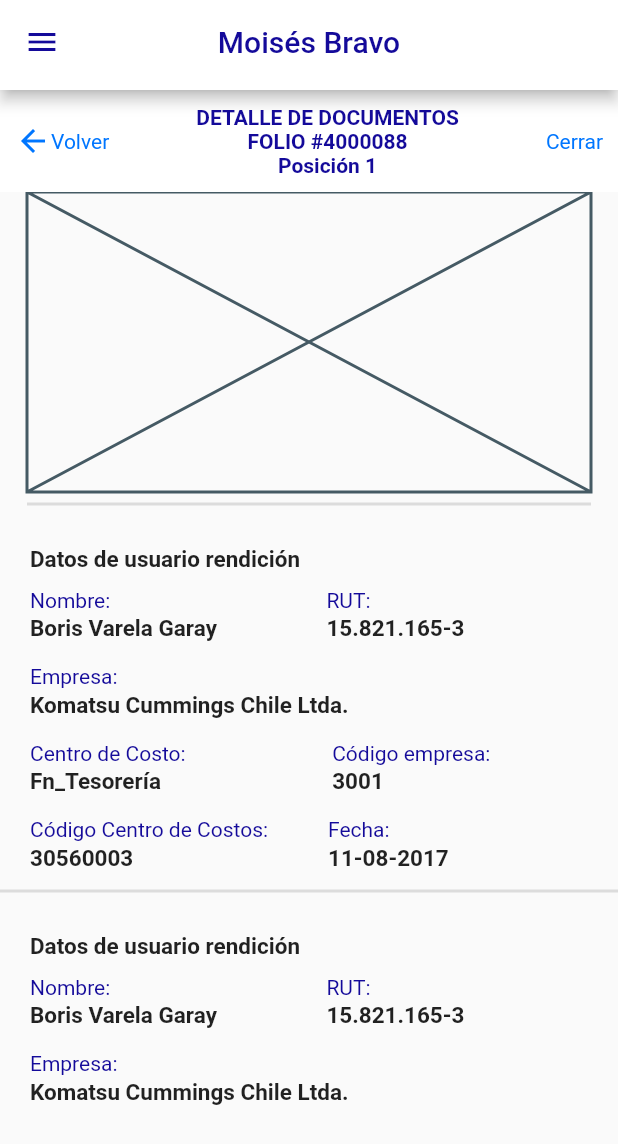
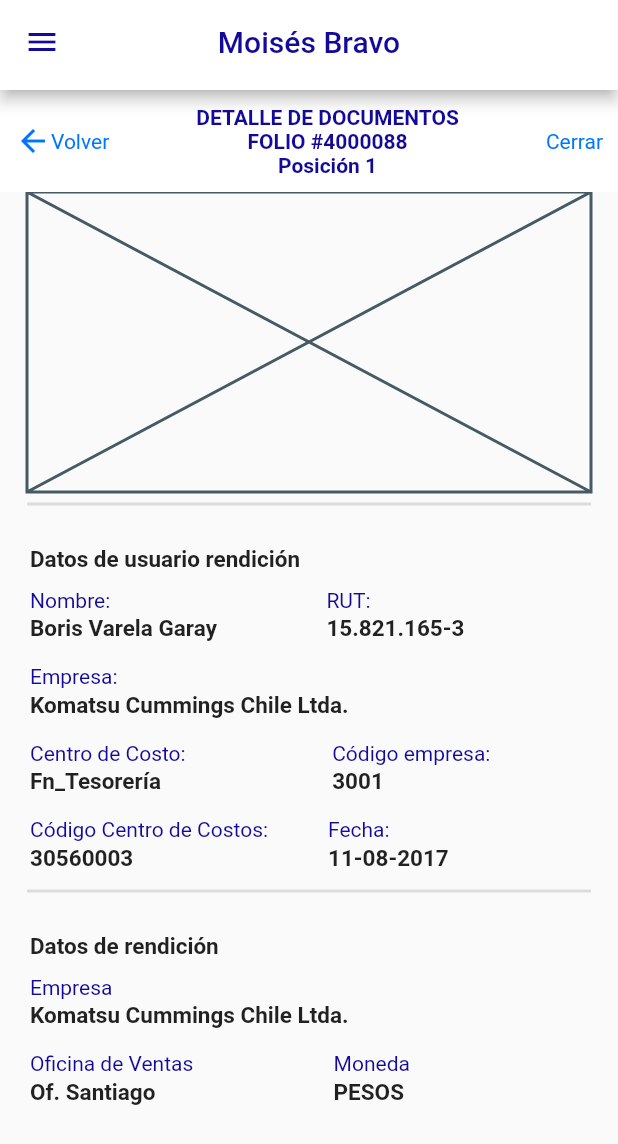
Before and after one commit to canissorion/komatsu, a Flutter app: the DetalleRendicionPage screen opened directly, on a phone screen of 412 x 824 dp. Shown: the top 1144 px of the screen. Run offline on Flutter 3.47's test engine with Material 2 defaults, Android fonts, the phone set to English and light mode, and no system bars; our stand-ins replace bloc, dartz, dio, equatable, flutter_bloc, flutter_dotenv and 2 more; missing offline and left inert: syncfusion_flutter_pdfviewer.

Commit message:
ADD: Document Flow

```diff
--- a/assets/json/detalle.json
+++ b/assets/json/detalle.json
@@ -18,11 +18,11 @@
     "iva" : "34.392",
     "rentención" : "0",
     "vales" : "0",
-    "saldo_por_pagar" : "277306",
+    "saldo_por_pagar" : "277.306",
     "enviado_por" : "U1001570",
     "nombre_enviador" : "Boris Varela Garay",
     "enviado_a" : "Rodrigo Izurieta Kausel",
     "fecha_envio" : "01/12/2021",
-    "estado" : "EVNIADO A JEFE APROBADOR",
+    "estado" : "ENVIADO A JEFE APROBADOR",
     "comentario_aprobador" : "lorem ipsum"
 }
--- a/lib/features/detalle_documento/presentation/pages/detalle_documento_page.dart
+++ b/lib/features/detalle_documento/presentation/pages/detalle_documento_page.dart
@@ -42,13 +42,16 @@ class DetalleDocumentoPage extends StatelessWidget {
                       child: Text(state.errorMessage),
                     );
                   } else if (state is Loading) {
-                    return Column(
+                    return SizedBox(
+                      height: MediaQuery.of(context).size.height * 0.8,
+                      child: Column(
                         mainAxisAlignment: MainAxisAlignment.center,
                         children: const [
                           Center(
                             child: CircularProgressIndicator(),
                           ),
                         ],
+                      ),
                     );
                   } else {
                     return Padding(
--- a/lib/features/detalle_rendicion/domain/repositories/detalle_rendicion_repository.dart
+++ b/lib/features/detalle_rendicion/domain/repositories/detalle_rendicion_repository.dart
@@ -1,7 +1,7 @@
 import 'package:dartz/dartz.dart';
-import 'package:kcc_mobile_app/features/detalle_rendicion/domain/entities/detalle_rendicion_entitie.dart';
 
 import '../../../../core/error/failures.dart';
+import '../entities/detalle_rendicion_entitie.dart';
 
 abstract class DetalleRendicionRepository {
   Future<Either<Failure, DetalleRendicionEntitie>>? getDetalleRendicion();
--- a/lib/features/detalle_rendicion/domain/usecases/detalle_rendicion_usecase.dart
+++ b/lib/features/detalle_rendicion/domain/usecases/detalle_rendicion_usecase.dart
@@ -1,9 +1,9 @@
 import 'package:dartz/dartz.dart';
-import 'package:kcc_mobile_app/features/detalle_rendicion/domain/entities/detalle_rendicion_entitie.dart';
-import 'package:kcc_mobile_app/features/detalle_rendicion/domain/repositories/detalle_rendicion_repository.dart';
 
 import '../../../../core/error/failures.dart';
 import '../../../../core/usecases/usecase.dart';
+import '../entities/detalle_rendicion_entitie.dart';
+import '../repositories/detalle_rendicion_repository.dart';
 
 class GetDetalleRendicion
     implements UseCase<DetalleRendicionEntitie, NoParams> {
--- a/lib/features/detalle_rendicion/presentation/bloc/detalle_rendicion_bloc.dart
+++ b/lib/features/detalle_rendicion/presentation/bloc/detalle_rendicion_bloc.dart
@@ -1,8 +1,8 @@
 import 'package:bloc/bloc.dart';
 import 'package:equatable/equatable.dart';
-import 'package:kcc_mobile_app/core/usecases/usecase.dart';
-import 'package:kcc_mobile_app/features/detalle_rendicion/domain/entities/detalle_rendicion_entitie.dart';
-import 'package:kcc_mobile_app/features/detalle_rendicion/domain/usecases/detalle_rendicion_usecase.dart';
+import '../../../../core/usecases/usecase.dart';
+import '../../domain/entities/detalle_rendicion_entitie.dart';
+import '../../domain/usecases/detalle_rendicion_usecase.dart';
 
 part 'detalle_rendicion_event.dart';
 part 'detalle_rendicion_state.dart';
--- a/lib/features/detalle_rendicion/presentation/pages/detalle_rendicion_page.dart
+++ b/lib/features/detalle_rendicion/presentation/pages/detalle_rendicion_page.dart
@@ -1,14 +1,20 @@
+// ignore_for_file: lines_longer_than_80_chars
+
 import 'package:flutter/material.dart';
 import 'package:flutter_bloc/flutter_bloc.dart';
-import 'package:kcc_mobile_app/features/detalle_rendicion/domain/entities/detalle_rendicion_entitie.dart';
-import 'package:kcc_mobile_app/features/detalle_rendicion/domain/usecases/detalle_rendicion_usecase.dart';
-import 'package:kcc_mobile_app/features/detalle_rendicion/presentation/bloc/detalle_rendicion_bloc.dart';
-import 'package:kcc_mobile_app/features/detalle_rendicion/presentation/widgets/datos_usuario_rendicion_widget.dart';
+import 'package:kcc_mobile_app/features/detalle_documento/presentation/pages/detalle_documento_page.dart';
+import 'package:kcc_mobile_app/features/detalle_rendicion/presentation/widgets/flujo_aprobacion_widget.dart';
 import 'package:kcc_mobile_app/features/detalle_rendicion/presentation/widgets/titulo_informacion_widget.dart';
-import 'package:kcc_mobile_app/injection_container.dart';
+
+import '../../../../injection_container.dart';
 import '../../../../shared/presentation/widgets/appbar_widget.dart';
 import '../../../../shared/presentation/widgets/cabezera_titulo_widget.dart';
 import '../../../../shared/presentation/widgets/drawer_widget.dart';
+import '../../domain/entities/detalle_rendicion_entitie.dart';
+import '../bloc/detalle_rendicion_bloc.dart';
+import '../widgets/datos_rendicion_widget.dart';
+import '../widgets/datos_usuario_rendicion_widget.dart';
+import '../widgets/resumen_rendicion_widget.dart';
 
 class DetalleRendicionPage extends StatelessWidget {
   const DetalleRendicionPage({Key? key}) : super(key: key);
@@ -55,6 +61,7 @@ class DetalleRendicionPage extends StatelessWidget {
                   final DetalleRendicionEntitie detalleRendicion =
                       state.detalleRendicion!;
                   return Column(
+                    crossAxisAlignment: CrossAxisAlignment.start,
                     children: [
                       const CabezeraTitulo(
                         folio: "4000088",
@@ -63,16 +70,32 @@ class DetalleRendicionPage extends StatelessWidget {
                         height: MediaQuery.of(context).size.height * 0.756,
                         child: SingleChildScrollView(
                           child: Column(
+                            crossAxisAlignment: CrossAxisAlignment.start,
                             children: [
                               Padding(
                                 padding: const EdgeInsets.only(
-                                    left: 18.0, right: 18),
+                                  left: 18.0,
+                                  right: 18,
+                                ),
                                 child: Column(
-                                  children: const [
-                                    Placeholder(
-                                      fallbackHeight: 200,
+                                  children: [
+                                    GestureDetector(
+                                      behavior: HitTestBehavior.translucent,
+                                      onTap: () {
+                                        Navigator.push(
+                                          context,
+                                          MaterialPageRoute(
+                                            builder: (context) {
+                                              return const DetalleDocumentoPage();
+                                            },
+                                          ),
+                                        );
+                                      },
+                                      child: const Placeholder(
+                                        fallbackHeight: 200,
+                                      ),
                                     ),
-                                    Divider(
+                                    const Divider(
                                       thickness: 2,
                                     ),
                                   ],
@@ -83,10 +106,28 @@ class DetalleRendicionPage extends StatelessWidget {
                               ),
                               const Divider(
                                 thickness: 2,
+                                indent: 18,
+                                endIndent: 18,
                               ),
-                              DatosUsuarioRendicionWidget(
+                              DatosRendicionWidget(
                                 detalleRendicion: state.detalleRendicion!,
                               ),
+                              const Divider(
+                                thickness: 2,
+                                indent: 18,
+                                endIndent: 18,
+                              ),
+                              ResumenRendicionWidget(
+                                detalleRendicion: state.detalleRendicion!,
+                              ),
+                              const Divider(
+                                thickness: 2,
+                                indent: 18,
+                                endIndent: 18,
+                              ),
+                              FlujoAprobacionWidget(
+                                detalleRendicion: detalleRendicion,
+                              )
                             ],
                           ),
                         ),
--- /dev/null
+++ b/lib/features/detalle_rendicion/presentation/widgets/datos_rendicion_widget.dart
@@ -0,0 +1,57 @@
+import 'package:flutter/material.dart';
+import '../../domain/entities/detalle_rendicion_entitie.dart';
+import 'titulo_informacion_widget.dart';
+
+class DatosRendicionWidget extends StatelessWidget {
+  const DatosRendicionWidget({
+    Key? key,
+    required this.detalleRendicion,
+  }) : super(key: key);
+
+  final DetalleRendicionEntitie detalleRendicion;
+
+  @override
+  Widget build(BuildContext context) {
+    return Padding(
+      padding: const EdgeInsets.only(
+        left: 10.0,
+        right: 10,
+      ),
+      child: Column(
+        crossAxisAlignment: CrossAxisAlignment.start,
+        children: [
+          const Padding(
+            padding: EdgeInsets.only(left: 10.0, top: 20),
+            child: Text(
+              'Datos de rendición',
+              style: TextStyle(fontWeight: FontWeight.w600, fontSize: 15),
+            ),
+          ),
+          TituloInformacionWidget(
+            tituloDato: 'Empresa',
+            infoDato: detalleRendicion.empresaRendicion,
+          ),
+          Row(
+            children: [
+              TituloInformacionWidget(
+                tituloDato: 'Oficina de Ventas',
+                infoDato: detalleRendicion.oficinaDeVentas,
+              ),
+              SizedBox(
+                width: MediaQuery.of(context).size.width * 0.13,
+              ),
+              TituloInformacionWidget(
+                tituloDato: 'Moneda',
+                infoDato: detalleRendicion.moneda,
+              ),
+            ],
+          ),
+          TituloInformacionWidget(
+            tituloDato: 'Objetivos del Gasto:',
+            infoDato: detalleRendicion.objetivoDelGasto,
+          )
+        ],
+      ),
+    );
+  }
+}
--- a/lib/features/detalle_rendicion/presentation/widgets/datos_usuario_rendicion_widget.dart
+++ b/lib/features/detalle_rendicion/presentation/widgets/datos_usuario_rendicion_widget.dart
@@ -1,6 +1,6 @@
 import 'package:flutter/material.dart';
-import 'package:kcc_mobile_app/features/detalle_rendicion/domain/entities/detalle_rendicion_entitie.dart';
-import 'package:kcc_mobile_app/features/detalle_rendicion/presentation/widgets/titulo_informacion_widget.dart';
+import '../../domain/entities/detalle_rendicion_entitie.dart';
+import 'titulo_informacion_widget.dart';
 
 class DatosUsuarioRendicionWidget extends StatelessWidget {
   const DatosUsuarioRendicionWidget({
--- a/lib/features/detalle_rendicion/presentation/widgets/titulo_informacion_widget.dart
+++ b/lib/features/detalle_rendicion/presentation/widgets/titulo_informacion_widget.dart
@@ -1,10 +1,12 @@
 import 'package:flutter/material.dart';
-import 'package:kcc_mobile_app/core/utils/komatsu_colors.dart';
+import '../../../../core/utils/komatsu_colors.dart';
 
 class TituloInformacionWidget extends StatelessWidget {
-  const TituloInformacionWidget(
-      {Key? key, required this.tituloDato, required this.infoDato})
-      : super(key: key);
+  const TituloInformacionWidget({
+    Key? key,
+    required this.tituloDato,
+    required this.infoDato,
+  }) : super(key: key);
 
   final String tituloDato;
   final String infoDato;
--- a/lib/features/rendiciones_pendientes/data/datasources/pending_items_remote_datasource.dart
+++ b/lib/features/rendiciones_pendientes/data/datasources/pending_items_remote_datasource.dart
@@ -1,5 +1,6 @@
 import 'package:dio/dio.dart';
 import 'package:flutter/services.dart';
+
 import '../models/pending_items_model.dart';
 
 abstract class DocumentPendingApproveRemoteDataSource {
--- a/lib/features/rendiciones_pendientes/presentation/pages/rendiciones_pendientes_page.dart
+++ b/lib/features/rendiciones_pendientes/presentation/pages/rendiciones_pendientes_page.dart
@@ -1,16 +1,13 @@
 import 'package:flutter/cupertino.dart';
 import 'package:flutter/material.dart';
 import 'package:flutter_bloc/flutter_bloc.dart';
-import 'package:kcc_mobile_app/features/rendiciones_pendientes/presentation/widgets/lista_infinita_solicitudes_widget.dart';
-import 'package:pull_to_refresh/pull_to_refresh.dart';
 
 import '../../../../core/utils/komatsu_colors.dart';
 import '../../../../injection_container.dart';
 import '../../../../shared/presentation/widgets/appbar_widget.dart';
 import '../../../../shared/presentation/widgets/drawer_widget.dart';
-import '../../../detalle_rendicion/presentation/pages/detalle_rendicion_page.dart';
 import '../bloc/listado_solicitudes_bloc.dart';
-import '../widgets/document_pending_approve_widget_blocbuilder.dart';
+import '../widgets/lista_infinita_solicitudes_widget.dart';
 import '../widgets/search_bar_widget.dart';
 
 class RendicionesPendientesPage extends StatelessWidget {
--- a/lib/features/ver_documento/presentation/pages/ver_documentos_page.dart
+++ b/lib/features/ver_documento/presentation/pages/ver_documentos_page.dart
@@ -1,5 +1,5 @@
 import 'package:flutter/material.dart';
-import 'package:pdf_render/pdf_render_widgets.dart';
+import 'package:syncfusion_flutter_pdfviewer/pdfviewer.dart';
 
 import '../../../../shared/presentation/widgets/appbar_widget.dart';
 import '../../../../shared/presentation/widgets/cabezera_titulo_widget.dart';
@@ -19,7 +19,9 @@ class VerDocumentoPage extends StatelessWidget {
             folio: "400088",
           ),
           Expanded(
-            child: PdfViewer.openAsset('assets/lorem_ipsum_definicion.pdf'),
+            child: SfPdfViewer.asset(
+              'assets/lorem_ipsum_definicion.pdf',
+            ),
           ),
         ],
       ),
--- a/lib/shared/presentation/widgets/cabezera_titulo_widget.dart
+++ b/lib/shared/presentation/widgets/cabezera_titulo_widget.dart
@@ -41,7 +41,7 @@ class CabezeraTitulo extends StatelessWidget {
               ),
               const Text(
                 'DETALLE DE DOCUMENTOS',
-                style: const TextStyle(
+                style: TextStyle(
                   color: customBlue,
                   fontWeight: FontWeight.bold,
                 ),
--- a/pubspec.yaml
+++ b/pubspec.yaml
@@ -55,7 +55,7 @@ dependencies:
   # Add Pagination and refresh to listview
   pull_to_refresh: ^2.0.0
   # PDF READER
-  pdf_render: ^1.0.19
+  syncfusion_flutter_pdfviewer: ^19.4.43-beta
 
 dev_dependencies:
   flutter_test:
```
Also changed, not shown: assets/json/archivos.json (added, +15 -0 lines), lib/features/detalle_rendicion/data/repositories/detalle_rendicion_repository_impl.dart (+4 -5 lines), lib/features/detalle_rendicion/presentation/widgets/flujo_aprobacion_widget.dart (added, +62 -0 lines), lib/features/detalle_rendicion/presentation/widgets/resumen_rendicion_widget.dart (added, +115 -0 lines), lib/features/rendiciones_pendientes/presentation/widgets/lista_infinita_solicitudes_widget.dart (+4 -3 lines), lib/injection_container.dart (+6 -5 lines), pubspec.lock. Lines whose indentation alone changed are shown as unchanged.
